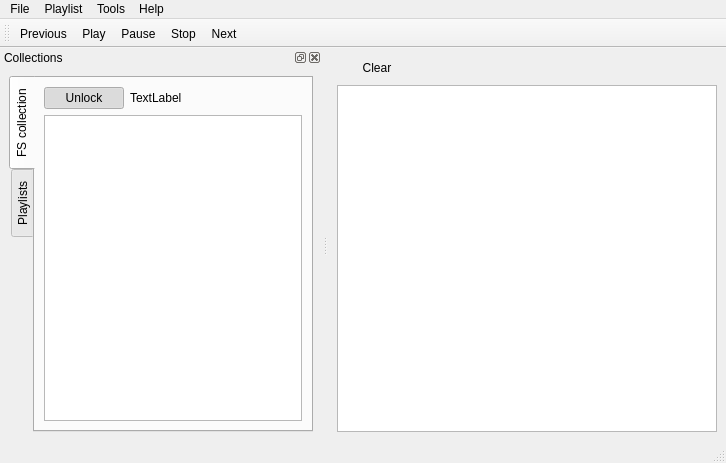
The window that mainwindow.ui (ksv1986/qsmmp) describes before a commit, drawn with Qt 5.
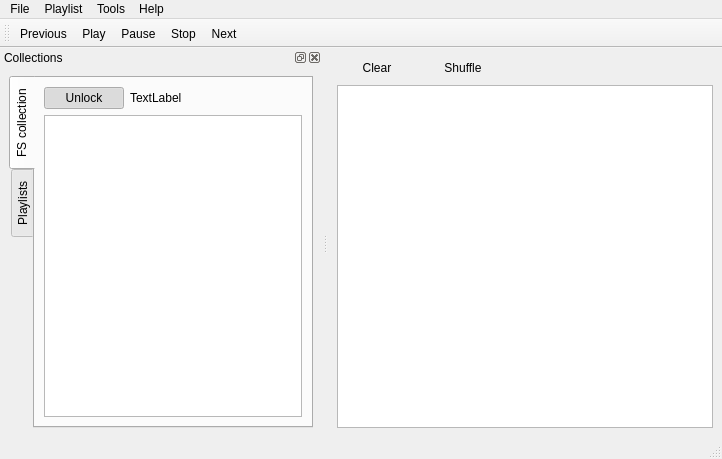
The same window after the commit. Icons and pictures are not drawn. Custom widgets are drawn as their Qt base class.

```diff
--- a/mainwindow.ui
+++ b/mainwindow.ui
@@ -6,8 +6,8 @@
    <rect>
     <x>0</x>
     <y>0</y>
-    <width>726</width>
-    <height>463</height>
+    <width>722</width>
+    <height>459</height>
    </rect>
   </property>
   <property name="windowTitle">
@@ -27,6 +27,16 @@
         </property>
        </widget>
       </item>
+      <item>
+       <widget class="QPushButton" name="shuffleButton">
+        <property name="text">
+         <string>Shuffle</string>
+        </property>
+        <property name="flat">
+         <bool>true</bool>
+        </property>
+       </widget>
+      </item>
       <item>
        <spacer name="horizontalSpacer">
         <property name="orientation">
@@ -78,8 +88,8 @@
     <rect>
      <x>0</x>
      <y>0</y>
-     <width>726</width>
-     <height>21</height>
+     <width>722</width>
+     <height>22</height>
     </rect>
    </property>
    <widget class="QMenu" name="menuHelp">
```
Left out of the diff: 5 changed lines with no effect on the pictures.
